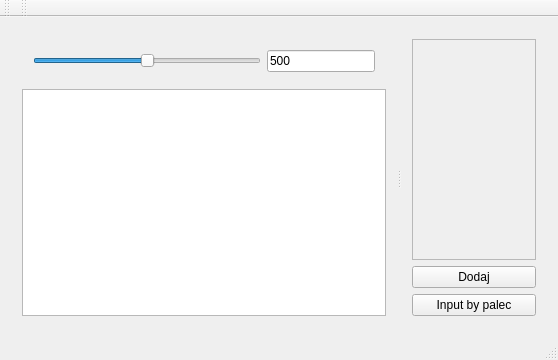
The window that mainwindow.ui (mcFrax/SpringTest) describes before a commit, drawn with Qt 5.
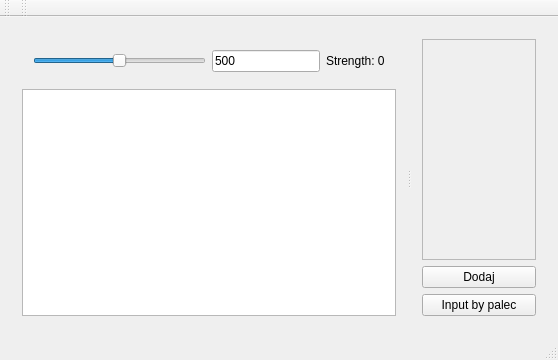
The same window after the commit.

The edit to the form file:
```diff
--- a/mainwindow.ui
+++ b/mainwindow.ui
@@ -57,6 +57,13 @@
              </property>
             </widget>
            </item>
+           <item>
+            <widget class="QLabel" name="strengthLabel">
+             <property name="text">
+              <string>Strength: 0</string>
+             </property>
+            </widget>
+           </item>
           </layout>
          </widget>
         </item>
```
